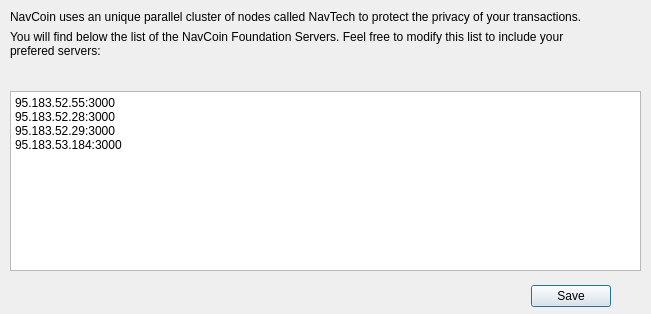
Qt form src/qt/navtechinit.ui (navcoin/navcoin-core) before a commit.
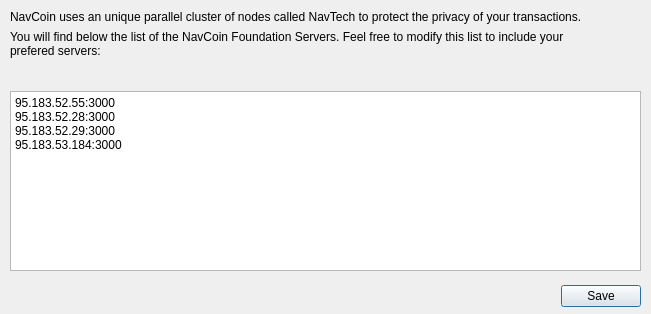
The same form after that commit.

Commit message: GUI anon tx

```diff
--- a/src/qt/navtechinit.ui
+++ b/src/qt/navtechinit.ui
@@ -18,22 +18,6 @@
   <property name="windowTitle">
    <string>NavTech Setup</string>
   </property>
-  <widget class="QDialogButtonBox" name="buttonBox_2">
-   <property name="geometry">
-    <rect>
-     <x>40</x>
-     <y>280</y>
-     <width>571</width>
-     <height>32</height>
-    </rect>
-   </property>
-   <property name="orientation">
-    <enum>Qt::Horizontal</enum>
-   </property>
-   <property name="standardButtons">
-    <set>QDialogButtonBox::Save</set>
-   </property>
-  </widget>
   <widget class="QWidget" name="verticalLayoutWidget">
    <property name="geometry">
     <rect>
@@ -118,6 +102,41 @@
     </item>
    </layout>
   </widget>
+  <widget class="QWidget" name="horizontalLayoutWidget">
+   <property name="geometry">
+    <rect>
+     <x>10</x>
+     <y>280</y>
+     <width>631</width>
+     <height>32</height>
+    </rect>
+   </property>
+   <layout class="QHBoxLayout" name="horizontalLayout_2">
+    <item>
+     <spacer name="horizontalSpacer">
+      <property name="orientation">
+       <enum>Qt::Horizontal</enum>
+      </property>
+      <property name="sizeHint" stdset="0">
+       <size>
+        <width>40</width>
+        <height>20</height>
+       </size>
+      </property>
+     </spacer>
+    </item>
+    <item>
+     <widget class="QDialogButtonBox" name="buttonBox_2">
+      <property name="orientation">
+       <enum>Qt::Horizontal</enum>
+      </property>
+      <property name="standardButtons">
+       <set>QDialogButtonBox::Save</set>
+      </property>
+     </widget>
+    </item>
+   </layout>
+  </widget>
  </widget>
  <resources/>
  <connections>
```
The commit also changes 6 other files.
